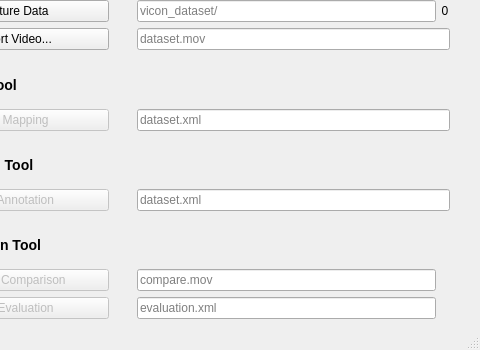
Qt form wizard.ui (gwillz/EagleEye) before a commit; both pictures show x 103 to 583 and y 358 to 708 of the 583 by 708 pixel window.
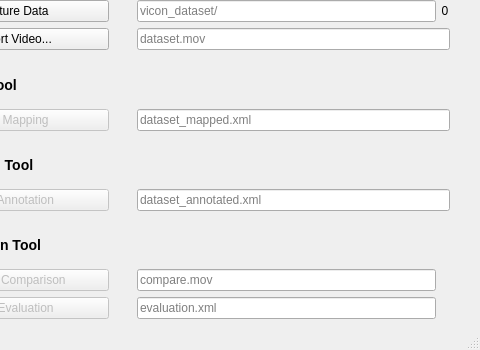
The same form after that commit. Icons and pictures are not drawn. Custom widgets are drawn as their Qt base class.

Commit message: normalized path seperators everywhere

What changed in the file:
```diff
--- a/wizard.ui
+++ b/wizard.ui
@@ -174,7 +174,7 @@
     <item row="12" column="3" colspan="5">
      <widget class="HighlightEdit" name="dataset_map_edit">
       <property name="placeholderText">
-       <string>dataset.xml</string>
+       <string>dataset_mapped.xml</string>
       </property>
      </widget>
     </item>
@@ -188,7 +188,7 @@
     <item row="14" column="3" colspan="5">
      <widget class="HighlightEdit" name="dataset_ann_edit">
       <property name="placeholderText">
-       <string>dataset.xml</string>
+       <string>dataset_annotated.xml</string>
       </property>
      </widget>
     </item>
```
The commit also changes 1 other file.
